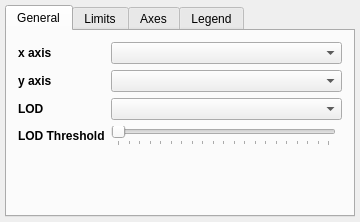
Old version of the form glue_single_cell/qtl_viewer/qt/options_widget.ui in the repository gluesolutions/glue-single-cell.
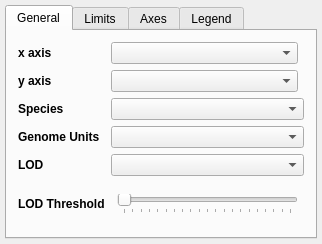
New version of the form. Custom widgets are drawn as their Qt base class.

Commit message: Use fixed-size chromosome labeling on the axes

Diff of the .ui file:
```diff
--- a/glue_single_cell/qtl_viewer/qt/options_widget.ui
+++ b/glue_single_cell/qtl_viewer/qt/options_widget.ui
@@ -6,8 +6,8 @@
    <rect>
     <x>0</x>
     <y>0</y>
-    <width>360</width>
-    <height>222</height>
+    <width>322</width>
+    <height>244</height>
    </rect>
   </property>
   <property name="windowTitle">
@@ -54,13 +54,6 @@
        <string>General</string>
       </attribute>
       <layout class="QGridLayout" name="gridLayout">
-       <item row="0" column="1" colspan="2">
-        <widget class="QComboBox" name="combosel_x_att">
-         <property name="sizeAdjustPolicy">
-          <enum>QComboBox::AdjustToMinimumContentsLength</enum>
-         </property>
-        </widget>
-       </item>
        <item row="0" column="0">
         <widget class="QLabel" name="x_lab">
          <property name="font">
@@ -74,6 +67,13 @@
          </property>
         </widget>
        </item>
+       <item row="0" column="2" colspan="2">
+        <widget class="QComboBox" name="combosel_x_att">
+         <property name="sizeAdjustPolicy">
+          <enum>QComboBox::AdjustToMinimumContentsLength</enum>
+         </property>
+        </widget>
+       </item>
        <item row="1" column="0">
         <widget class="QLabel" name="y_lab">
          <property name="font">
@@ -87,7 +87,46 @@
          </property>
         </widget>
        </item>
+       <item row="1" column="2" colspan="2">
+        <widget class="QComboBox" name="combosel_y_att">
+         <property name="sizeAdjustPolicy">
+          <enum>QComboBox::AdjustToMinimumContentsLength</enum>
+         </property>
+        </widget>
+       </item>
        <item row="2" column="0">
+        <widget class="QLabel" name="chr_species_lab">
+         <property name="font">
+          <font>
+           <weight>75</weight>
+           <bold>true</bold>
+          </font>
+         </property>
+         <property name="text">
+          <string>Species</string>
+         </property>
+        </widget>
+       </item>
+       <item row="2" column="2" colspan="3">
+        <widget class="QComboBox" name="combosel_species"/>
+       </item>
+       <item row="3" column="0" colspan="2">
+        <widget class="QLabel" name="chr_pos_units">
+         <property name="font">
+          <font>
+           <weight>75</weight>
+           <bold>true</bold>
+          </font>
+         </property>
+         <property name="text">
+          <string>Genome Units</string>
+         </property>
+        </widget>
+       </item>
+       <item row="3" column="2" colspan="3">
+        <widget class="QComboBox" name="combosel_pos_units"/>
+       </item>
+       <item row="4" column="0">
         <widget class="QLabel" name="LOD_lab">
          <property name="font">
           <font>
@@ -100,17 +139,23 @@
          </property>
         </widget>
        </item>
-       <item row="1" column="1" colspan="2">
-        <widget class="QComboBox" name="combosel_y_att">
-         <property name="sizeAdjustPolicy">
-          <enum>QComboBox::AdjustToMinimumContentsLength</enum>
-         </property>
-        </widget>
-       </item>
-       <item row="2" column="1" colspan="2">
+       <item row="4" column="2" colspan="3">
         <widget class="QComboBox" name="combosel_lod_att"/>
        </item>
-       <item row="3" column="1">
+       <item row="5" column="0" rowspan="2" colspan="2">
+        <widget class="QLabel" name="lod_thresh_lab">
+         <property name="font">
+          <font>
+           <weight>75</weight>
+           <bold>true</bold>
+          </font>
+         </property>
+         <property name="text">
+          <string>LOD Threshold</string>
+         </property>
+        </widget>
+       </item>
+       <item row="5" column="3" rowspan="2">
         <widget class="QSlider" name="value_lod_thresh">
          <property name="maximum">
           <number>200</number>
@@ -129,20 +174,7 @@
          </property>
         </widget>
        </item>
-       <item row="3" column="0">
-        <widget class="QLabel" name="lod_thresh_lab">
-         <property name="font">
-          <font>
-           <weight>75</weight>
-           <bold>true</bold>
-          </font>
-         </property>
-         <property name="text">
-          <string>LOD Threshold</string>
-         </property>
-        </widget>
-       </item>
-       <item row="4" column="1">
+       <item row="6" column="1" colspan="2">
         <spacer name="verticalSpacer_2">
          <property name="orientation">
           <enum>Qt::Vertical</enum>
```
The commit also changes 2 other files.
